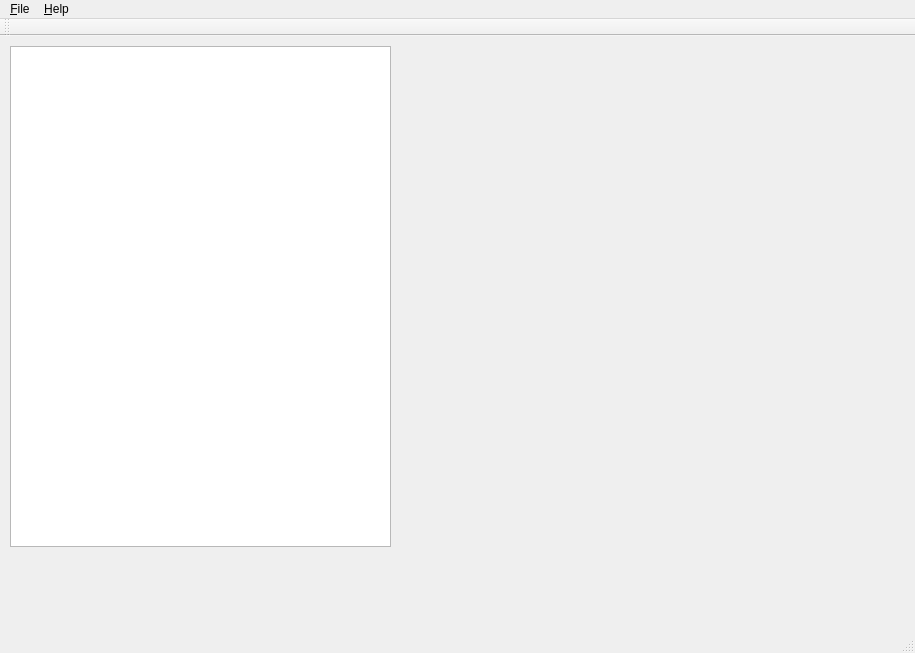
Old version of the form mainwindow.ui in the repository spatial-model-editor/spatial-model-editor.
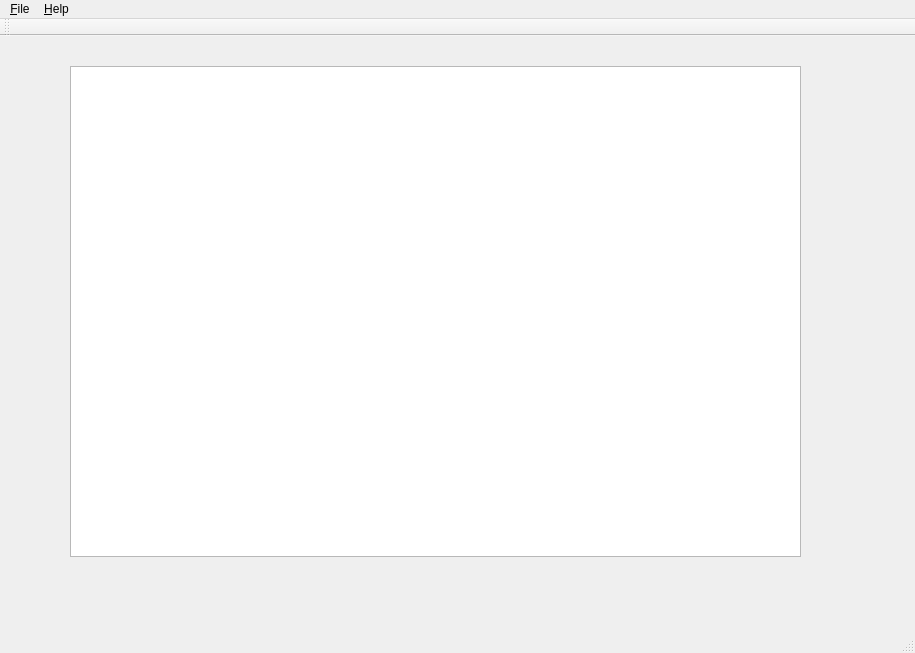
New version of the form.

Commit message: osx travis fixes, add file open dialog

Diff of the .ui file:
```diff
--- a/mainwindow.ui
+++ b/mainwindow.ui
@@ -14,13 +14,13 @@
    <string>MainWindow</string>
   </property>
   <widget class="QWidget" name="centralWidget">
-   <widget class="QListView" name="listView">
+   <widget class="QTextBrowser" name="textBrowser">
     <property name="geometry">
      <rect>
-      <x>10</x>
-      <y>10</y>
-      <width>381</width>
-      <height>501</height>
+      <x>70</x>
+      <y>30</y>
+      <width>731</width>
+      <height>491</height>
      </rect>
     </property>
    </widget>
```
Left out of the diff: 15 changed lines with no effect on the pictures. The commit also changes 5 other files.
